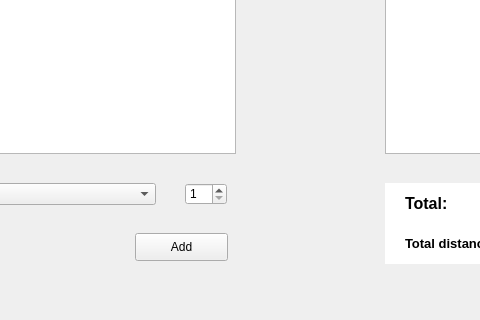
First picture: the form in plantripwindow.ui, repository Ling2251/CS1D-College-Tour, before the edit; both pictures show x 166 to 646 and y 238 to 558 of the 1058 by 558 pixel window.
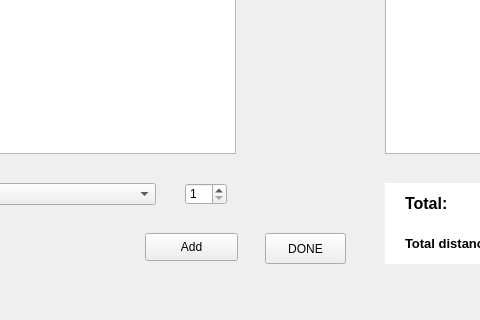
Second picture: the form after the edit. The open tabs and pages were chosen to show the change. Icons and pictures are not drawn.

Commit message: Adding all the back and done button on the UI and the functionality

Patch:
```diff
--- a/plantripwindow.ui
+++ b/plantripwindow.ui
@@ -197,7 +197,7 @@
       <widget class="QPushButton" name="addSouvenir_button">
        <property name="geometry">
         <rect>
-         <x>290</x>
+         <x>300</x>
          <y>460</y>
          <width>93</width>
          <height>28</height>
@@ -505,6 +505,19 @@
         <string/>
        </property>
       </widget>
+      <widget class="QPushButton" name="doneBuying">
+       <property name="geometry">
+        <rect>
+         <x>420</x>
+         <y>460</y>
+         <width>81</width>
+         <height>31</height>
+        </rect>
+       </property>
+       <property name="text">
+        <string>DONE</string>
+       </property>
+      </widget>
       <zorder>label_2</zorder>
       <zorder>label_3</zorder>
       <zorder>addSouvenir_button</zorder>
```
Left out of the diff: 5 changed lines with no effect on the pictures. The commit also changes 2 other files.
